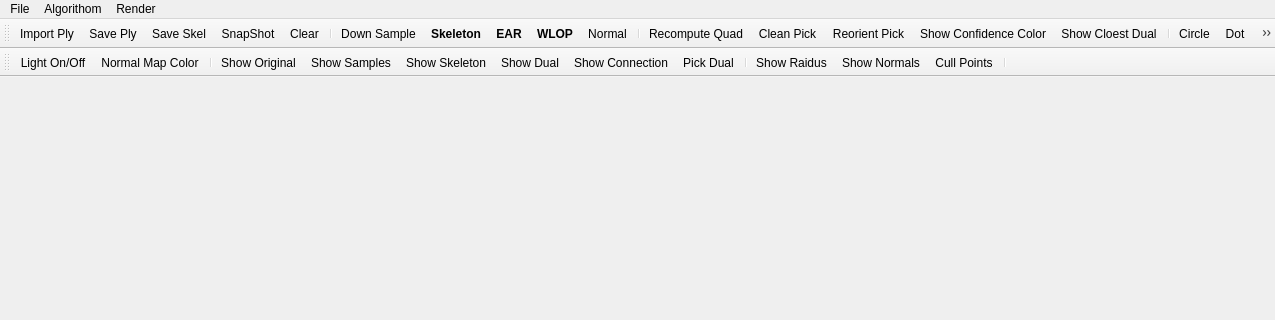
The window that point-cloud-2015/mainwindow.ui (sunwaylive/Point-Cloud-Processing-2015) describes before a commit, drawn with Qt 5; both pictures show x 0 to 1275 and y 0 to 320 of the 1275 by 573 pixel window.
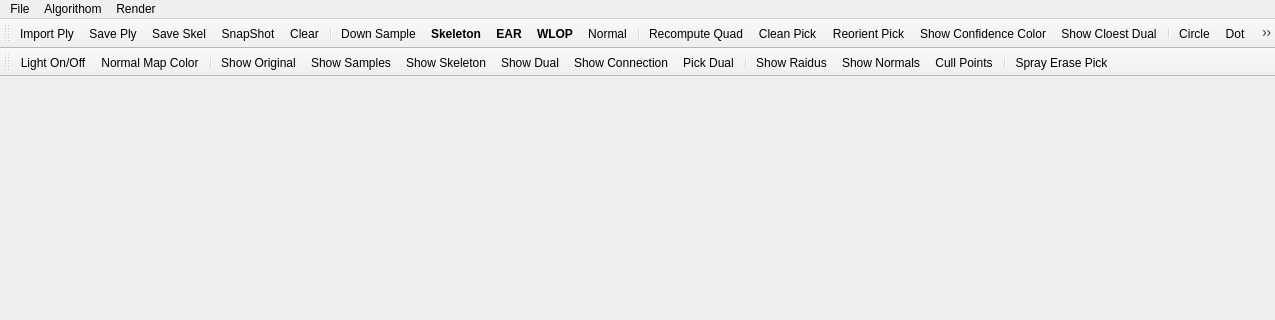
The same window after the commit. Icons and pictures are not drawn.

What changed in the file:
```diff
--- a/point-cloud-2015/mainwindow.ui
+++ b/point-cloud-2015/mainwindow.ui
@@ -268,6 +268,7 @@
    <addaction name="actionShow_Normals"/>
    <addaction name="actionCull_Points"/>
    <addaction name="separator"/>
+   <addaction name="actionSpray_Erase"/>
   </widget>
   <action name="actionImport_Ply">
    <property name="icon">
@@ -813,6 +814,17 @@
     <string>Show Target</string>
    </property>
   </action>
+  <action name="actionSpray_Erase">
+   <property name="text">
+    <string>Spray Erase Pick</string>
+   </property>
+   <property name="shortcut">
+    <string>Ctrl+Alt+E</string>
+   </property>
+   <property name="shortcutContext">
+    <enum>Qt::ApplicationShortcut</enum>
+   </property>
+  </action>
  </widget>
  <layoutdefault spacing="6" margin="11"/>
  <resources>
```
Left out of the diff: 1 changed line with no effect on the pictures.
